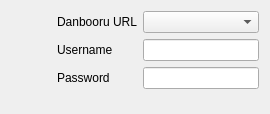
The window that danbooru/ui_src/connectwidget.ui (lbeltrame/danbooru-client) describes before a commit, drawn with Qt 5.
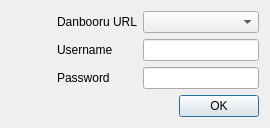
The same window after the commit. Custom widgets are drawn as their Qt base class.

Commit message: Emergency fix: add the missing OK button

```diff
--- a/danbooru/ui_src/connectwidget.ui
+++ b/danbooru/ui_src/connectwidget.ui
@@ -80,7 +80,7 @@
      <item row="3" column="1">
       <widget class="KDialogButtonBox" name="buttonBox">
        <property name="standardButtons">
-        <set>QDialogButtonBox::NoButton</set>
+        <set>QDialogButtonBox::Ok</set>
        </property>
        <property name="centerButtons">
         <bool>false</bool>
```
The commit also changes 1 other file.
